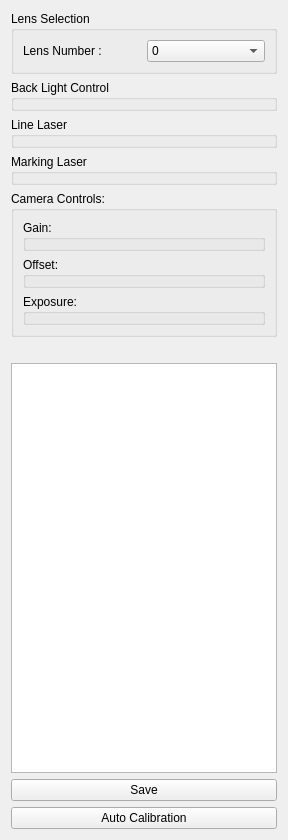
Before: the Qt Designer form UI/_lightcaliberationsection.ui in PenthiusX/BareBonesEngine, drawn with Qt 5.
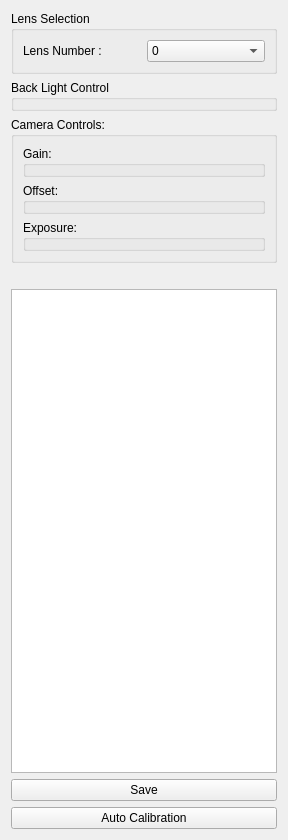
After: the same form once the commit is applied. Custom widgets are drawn as their Qt base class.

The edit to the form file:
```diff
--- a/UI/_lightcaliberationsection.ui
+++ b/UI/_lightcaliberationsection.ui
@@ -76,20 +76,6 @@
      </property>
     </widget>
    </item>
-   <item>
-    <widget class="_SliderBox" name="line_laser_slider_box">
-     <property name="title">
-      <string>Line Laser</string>
-     </property>
-    </widget>
-   </item>
-   <item>
-    <widget class="_SliderBox" name="marking_laser_slider_box">
-     <property name="title">
-      <string>Marking Laser</string>
-     </property>
-    </widget>
-   </item>
    <item>
     <widget class="QGroupBox" name="groupBox_6">
      <property name="title">
```
